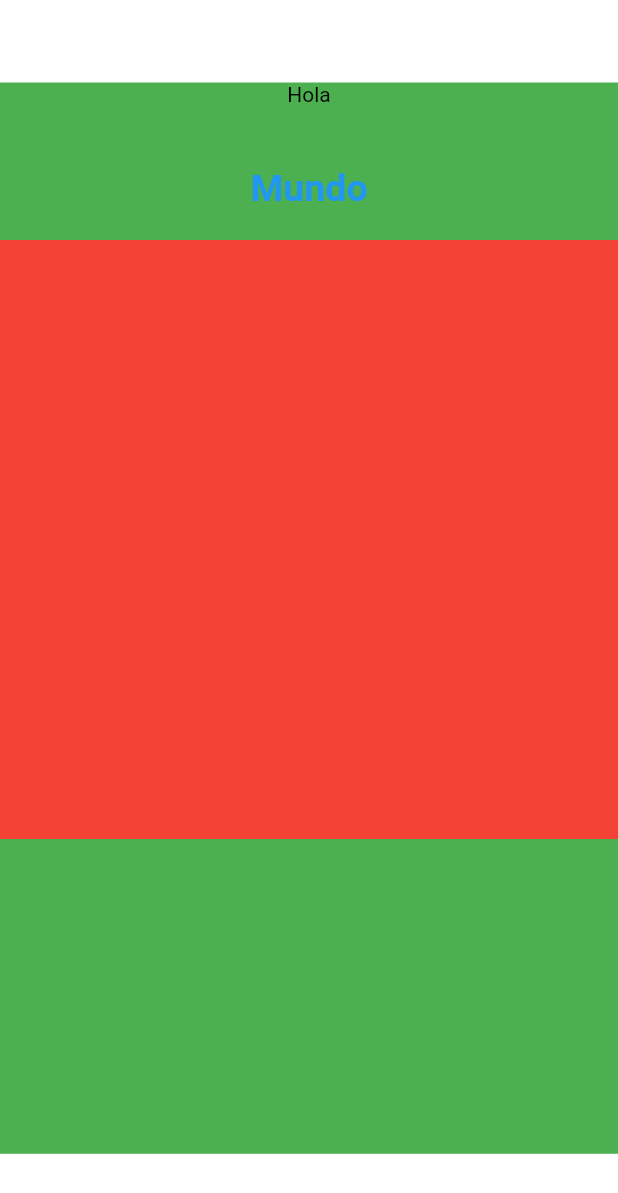
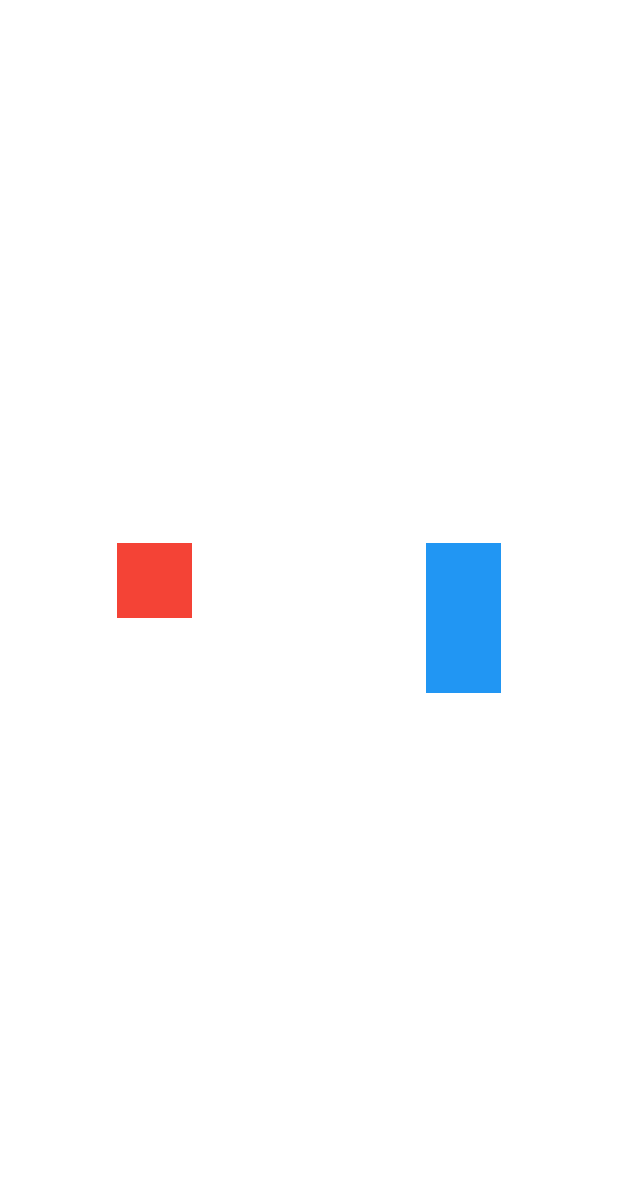
Before and after one commit to Miguel0328/flutter_social, a Flutter app: the screen it shows after launch, on a phone screen of 412 x 824 dp. Shown: the top 1193 px of the screen. Run offline on Flutter 3.47's test engine with Material 2 defaults, Android fonts, the phone set to English and light mode, and no system bars.

Commit message:
[Feat] Row Widget => First steps

```diff
--- a/lib/main.dart
+++ b/lib/main.dart
@@ -1,5 +1,5 @@
 import 'package:flutter/material.dart';
-import 'package:flutter_social/widgets/column.dart';
+import 'package:flutter_social/widgets/row.dart';
 
 void main() {
   runApp(const MyApp());
@@ -12,7 +12,7 @@ class MyApp extends StatelessWidget {
   @override
   Widget build(BuildContext context) {
     return const MaterialApp(
-      home: MyColumn(),
+      home: MyRow(),
     );
   }
 }
--- /dev/null
+++ b/lib/widgets/row.dart
@@ -0,0 +1,30 @@
+import 'package:flutter/material.dart';
+
+class MyRow extends StatelessWidget {
+  const MyRow({super.key});
+
+  @override
+  Widget build(BuildContext context) {
+    return Container(
+      color: Colors.white,
+      child: Center(
+        child: Row(
+          mainAxisAlignment: MainAxisAlignment.spaceAround,
+          crossAxisAlignment: CrossAxisAlignment.start,
+          children: [
+            Container(
+              width: 50,
+              height: 50,
+              color: Colors.red,
+            ),
+            Container(
+              width: 50,
+              height: 100,
+              color: Colors.blue,
+            ),
+          ],
+        ),
+      ),
+    );
+  }
+}
```
